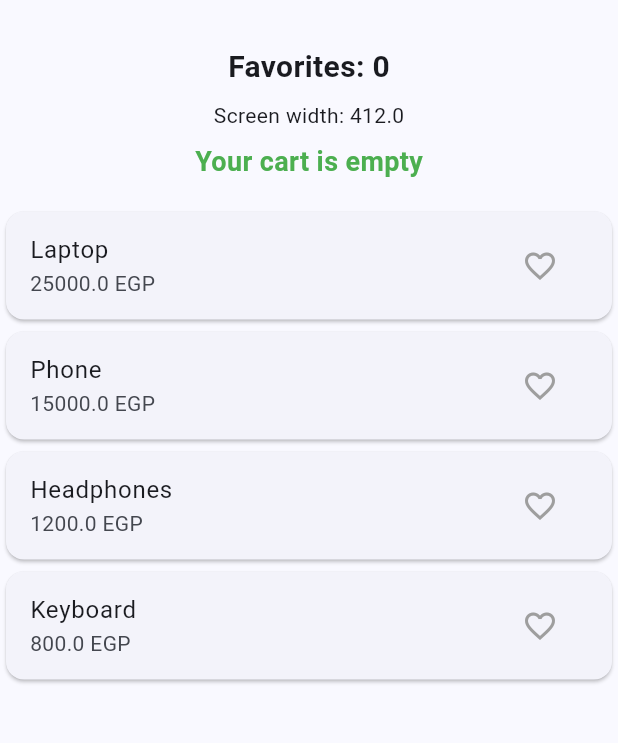
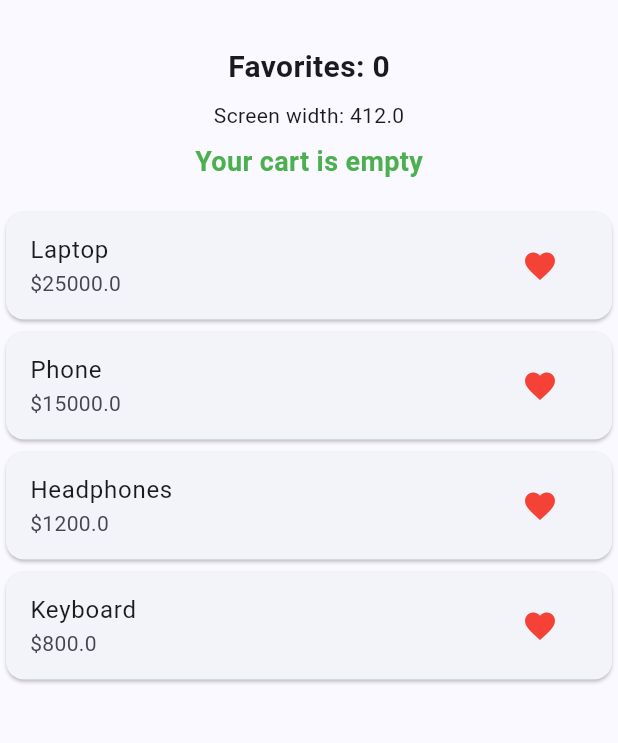
Before and after one commit to Yousef-Hesham5839/task_three, a Flutter app: the ProductsPage screen opened directly with empty values, on a phone screen of 412 x 824 dp, the part 63-806 px from its top. Run offline on Flutter 3.47's test engine with Material 3 defaults, Android fonts, the phone set to English and light mode, and no system bars; our stand-ins replace go_router.

Commit message:
product_widgets.dart

```diff
--- a/lib/routers/routers.dart
+++ b/lib/routers/routers.dart
@@ -1,12 +1,39 @@
+
 import 'package:go_router/go_router.dart';
 import 'package:task_three/views/login_page.dart';
 import 'package:task_three/views/product_details_page.dart';
-import 'package:task_three/views/products.dart';
+import 'package:task_three/views/products_page.dart';
 
 final GoRouter router = GoRouter(
+  initialLocation: '/',
   routes: [
-    GoRoute(path: "/", builder: (context, state) => LoginPage()),
-    GoRoute(path: "/products", builder: (context, state) => ProductsPage()),
-    GoRoute(path: "/product_details", builder: (context, state) => ProductDetailsPage()),
+    GoRoute(
+      path: '/',
+      builder: (context, state) => const LoginPage(),
+    ),
+
+    GoRoute(
+      path: '/products',
+      name: 'products',
+      builder: (context, state) {
+        return ProductsPage();
+      },
+    ),
+
+    GoRoute(
+      path: '/product_details/:name/:price',
+      name: 'details',
+      builder: (context, state) {
+        final name = state.pathParameters['name']!;
+        final price = double.parse(
+          state.pathParameters['price']!,
+        );
+
+        return ProductDetailsPage(
+          name: name,
+          price: price,
+        );
+      },
+    ),
   ],
 );
--- a/lib/views/products.dart
+++ b/lib/views/products_page.dart
@@ -1,5 +1,6 @@
 import 'package:flutter/material.dart';
 import 'package:go_router/go_router.dart';
+import 'package:task_three/widgets/product_widgets.dart';
 
 class ProductsPage extends StatefulWidget {
   const ProductsPage({super.key});
@@ -135,26 +136,30 @@ class _ProductsPageState extends State<ProductsPage> {
                 ],
               ),
             ),
+
             Expanded(
-              child: isSmallScreen
-                  ? ListView.builder(
-                      itemCount: products.length,
-                      itemBuilder: (context, index) {
-                        return buildProduct(index);
-                      },
-                    )
-                  : GridView.builder(
-                      padding: const EdgeInsets.all(12),
-                      itemCount: products.length,
-                      gridDelegate:
-                          const SliverGridDelegateWithFixedCrossAxisCount(
-                            crossAxisCount: 2,
-                            childAspectRatio: 3,
-                          ),
-                      itemBuilder: (context, index) {
-                        return buildProduct(index);
-                      },
-                    ),
+             child: screenWidth < 600 ? ProductsListView(
+              products: products,
+              onFavoritePressed: () {
+               setState(() {
+                favorites++;
+               });
+              },
+              onProductTap: (index) {
+               openDetails(products[index]);
+              },
+             )
+             : ProductsGridView(
+               products: products,
+               onFavoritePressed: () {
+                setState(() {
+                 favorites++;
+                });
+               },
+               onProductTap: (index) {
+                openDetails(products[index]);
+               },
+              ),
             ),
           ],
         ),
--- /dev/null
+++ b/lib/widgets/product_widgets.dart
@@ -0,0 +1,117 @@
+// ============================================================
+//  HELPER FILE: Product widgets
+// ============================================================
+//  Ready widgets to show a list of products.
+//  Use ProductsListView or ProductsGridView inside your page.
+//
+//  Each product is a Map like: {"name": "Laptop", "price": 1200}
+//
+//  Example:
+//  ProductsListView(
+//    products: products,
+//    onFavoritePressed: () {
+//      setState(() {
+//        favorites++;
+//      });
+//    },
+//    onProductTap: (index) {
+//      print(products[index]["name"]);
+//    },
+//  )
+
+import 'package:flutter/material.dart';
+
+class ProductsListView extends StatelessWidget {
+  final List<Map<String, dynamic>> products;
+  final void Function() onFavoritePressed;
+  final void Function(int index) onProductTap;
+
+  const ProductsListView({
+    super.key,
+    required this.products,
+    required this.onFavoritePressed,
+    required this.onProductTap,
+  });
+
+  @override
+  Widget build(BuildContext context) {
+    return ListView.builder(
+      itemCount: products.length,
+      itemBuilder: (context, index) {
+        return ProductTile(
+          name: products[index]["name"],
+          price: products[index]["price"],
+          onFavoritePressed: onFavoritePressed,
+          onTap: () {
+            onProductTap(index);
+          },
+        );
+      },
+    );
+  }
+}
+
+class ProductsGridView extends StatelessWidget {
+  final List<Map<String, dynamic>> products;
+  final void Function() onFavoritePressed;
+  final void Function(int index) onProductTap;
+
+  const ProductsGridView({
+    super.key,
+    required this.products,
+    required this.onFavoritePressed,
+    required this.onProductTap,
+  });
+
+  @override
+  Widget build(BuildContext context) {
+    return GridView.builder(
+      itemCount: products.length,
+      gridDelegate: SliverGridDelegateWithFixedCrossAxisCount(
+        crossAxisCount: 2,
+        childAspectRatio: 4,
+      ),
+      itemBuilder: (context, index) {
+        return ProductTile(
+          name: products[index]["name"],
+          price: products[index]["price"],
+          onFavoritePressed: onFavoritePressed,
+          onTap: () {
+            onProductTap(index);
+          },
+        );
+      },
+    );
+  }
+}
+
+class ProductTile extends StatelessWidget {
+  final String name;
+  final num price;
+  final void Function() onFavoritePressed;
+  final void Function() onTap;
+
+  const ProductTile({
+    super.key,
+    required this.name,
+    required this.price,
+    required this.onFavoritePressed,
+    required this.onTap,
+  });
+
+  @override
+  Widget build(BuildContext context) {
+    return Card(
+      child: ListTile(
+        title: Text(name),
+        subtitle: Text("\$$price"),
+        trailing: IconButton(
+          icon: Icon(Icons.favorite),
+          color: Colors.red,
+          onPressed: onFavoritePressed,
+        ),
+        onTap: onTap,
+      ),
+    );
+  }
+}
```
